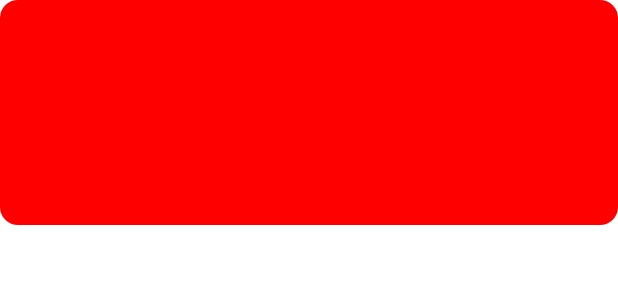
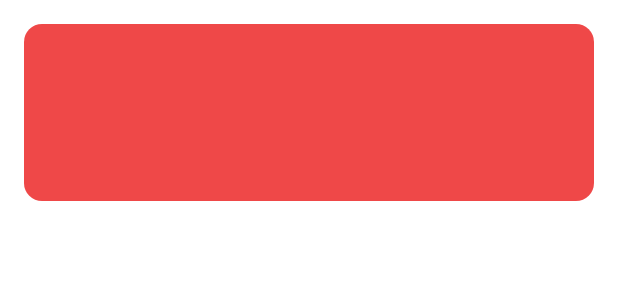
Before and after one commit to MusaibShabir/Found_It, an Android app built with Jetpack Compose: the @Preview function PreviewProcessCard, on a phone screen of 412 x 824 dp. Shown: the top 300 px of the screen. Run offline under Robolectric (Android 15) with nearby library versions, the phone set to English and light mode, and no system bars.

Commit message:
Correct Colors Added

```diff
--- a/app/src/main/java/com/example/foundit/components/ProcessCard.kt
+++ b/app/src/main/java/com/example/foundit/components/ProcessCard.kt
@@ -2,6 +2,7 @@ package com.example.foundit.components
 
 import androidx.compose.foundation.layout.fillMaxWidth
 import androidx.compose.foundation.layout.height
+import androidx.compose.foundation.layout.padding
 import androidx.compose.material3.Card
 import androidx.compose.material3.CardDefaults
 import androidx.compose.runtime.Composable
@@ -9,6 +10,8 @@ import androidx.compose.ui.Modifier
 import androidx.compose.ui.graphics.Color
 import androidx.compose.ui.tooling.preview.Preview
 import androidx.compose.ui.unit.dp
+import com.example.foundit.ui.theme.MainGreen
+import com.example.foundit.ui.theme.MainRed
 
 @Composable
 fun ProcessCard(
@@ -17,15 +20,16 @@ fun ProcessCard(
 ) {
     // Defining Card Color
     val cardColor = when (cardColorCode) {
-        0 -> Color.Red  // Later to be Changed
-        1 -> Color.Green // Later to be Changed
+        0 -> MainRed
+        1 -> MainGreen
         else -> Color.Gray
     }
     Card(
         onClick = { /*TODO*/ },
         modifier = modifier
             .fillMaxWidth()
-            .height(150.dp),
+            .height(150.dp)
+            .padding(16.dp),
         colors = CardDefaults.cardColors(containerColor = cardColor)
     ) {
 
```
